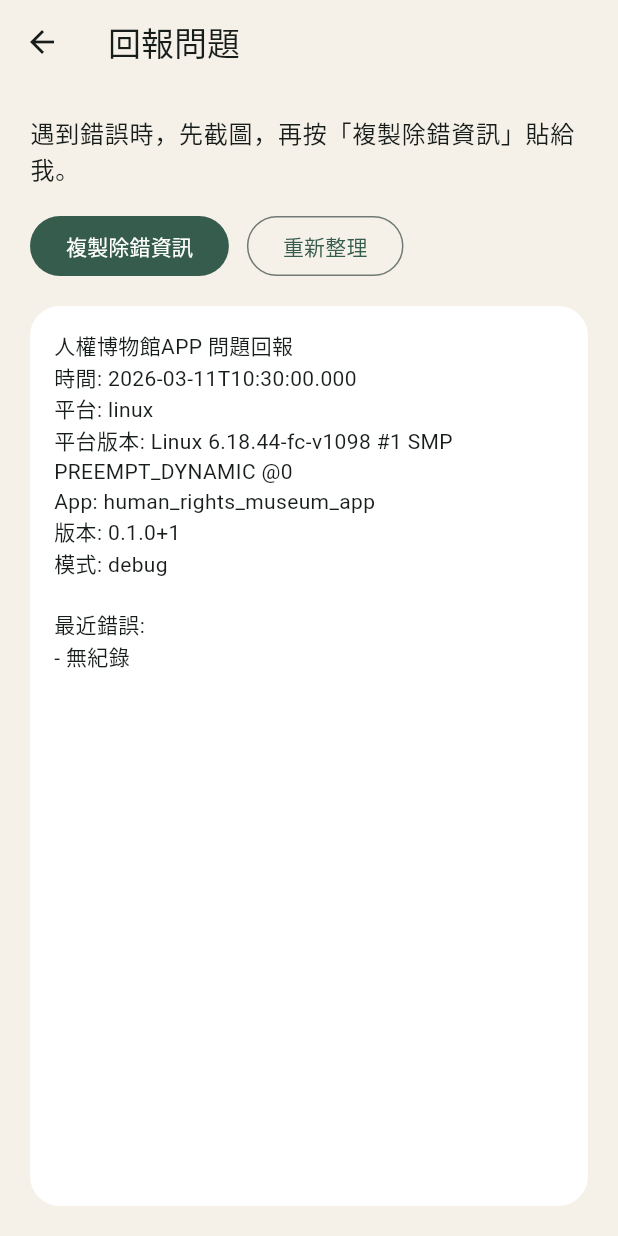
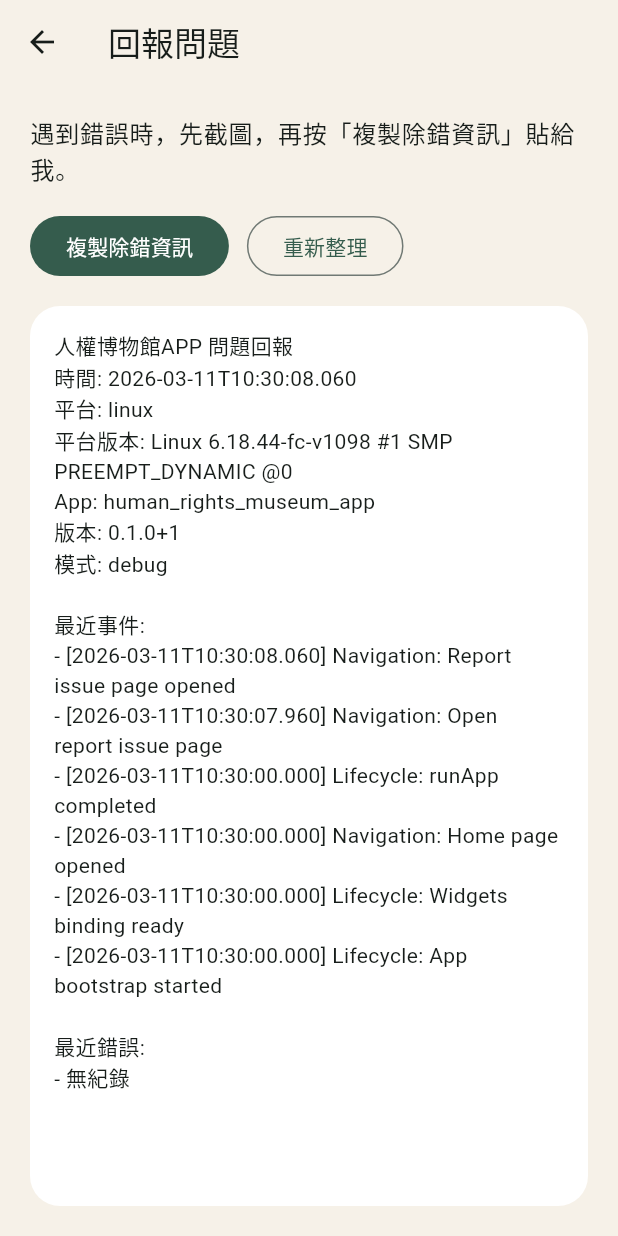
Before and after one commit to cwen0224/omini-location, a Flutter app: the screen it shows after launch, after a tap on "回報問題", on a phone screen of 412 x 824 dp. Run offline on Flutter 3.47's test engine with Material 3 defaults, Android fonts, the phone set to English and light mode, and no system bars; our stand-ins replace camera, flutter_blue_plus, geolocator, package_info_plus, permission_handler, sensors_plus.

Commit message:
Improve in-app diagnostics breadcrumbs

```diff
--- a/app/lib/core/error_reporter.dart
+++ b/app/lib/core/error_reporter.dart
@@ -8,10 +8,12 @@ import 'package:package_info_plus/package_info_plus.dart';
 class ErrorReporter {
   ErrorReporter._();
 
-  static final ValueNotifier<List<ErrorEntry>> entries =
-      ValueNotifier<List<ErrorEntry>>(<ErrorEntry>[]);
+  static final ValueNotifier<List<ReportEntry>> entries =
+      ValueNotifier<List<ReportEntry>>(<ReportEntry>[]);
 
   static void install() {
+    recordInfo('App bootstrap started');
+
     FlutterError.onError = (details) {
       FlutterError.presentError(details);
       record(
@@ -31,22 +33,35 @@ class ErrorReporter {
     };
   }
 
+  static void recordInfo(String message, {String source = 'Lifecycle'}) {
+    _pushEntry(
+      ReportEntry(
+        timestamp: DateTime.now(),
+        level: ReportLevel.info,
+        source: source,
+        message: message,
+      ),
+    );
+  }
+
   static void record({
     required String source,
     required String message,
     StackTrace? stackTrace,
   }) {
-    final next = List<ErrorEntry>.from(entries.value)
-      ..insert(
-        0,
-        ErrorEntry(
+    _pushEntry(
+      ReportEntry(
         timestamp: DateTime.now(),
+        level: ReportLevel.error,
         source: source,
         message: message,
         stackTrace: stackTrace?.toString(),
       ),
     );
+  }
 
+  static void _pushEntry(ReportEntry entry) {
+    final next = List<ReportEntry>.from(entries.value)..insert(0, entry);
     if (next.length > 30) {
       next.removeRange(30, next.length);
     }
@@ -64,12 +79,24 @@ class ErrorReporter {
       ..writeln('版本: ${packageInfo.version}+${packageInfo.buildNumber}')
       ..writeln('模式: ${kReleaseMode ? 'release' : 'debug'}')
       ..writeln('')
+      ..writeln('最近事件:')
+      ..writeln(_formatEntries(ReportLevel.info))
+      ..writeln('')
       ..writeln('最近錯誤:');
 
-    if (entries.value.isEmpty) {
-      buffer.writeln('- 無紀錄');
-    } else {
-      for (final entry in entries.value.take(10)) {
+    buffer.writeln(_formatEntries(ReportLevel.error));
+
+    return buffer.toString();
+  }
+
+  static String _formatEntries(ReportLevel level) {
+    final filtered = entries.value.where((entry) => entry.level == level).take(10);
+    if (filtered.isEmpty) {
+      return '- 無紀錄';
+    }
+
+    final buffer = StringBuffer();
+    for (final entry in filtered) {
       buffer.writeln(
         '- [${entry.timestamp.toIso8601String()}] ${entry.source}: ${entry.message}',
       );
@@ -77,21 +104,26 @@ class ErrorReporter {
         buffer.writeln(entry.stackTrace);
       }
     }
-    }
-
-    return buffer.toString();
+    return buffer.toString().trimRight();
   }
 }
 
-class ErrorEntry {
-  const ErrorEntry({
+enum ReportLevel {
+  info,
+  error,
+}
+
+class ReportEntry {
+  const ReportEntry({
     required this.timestamp,
+    required this.level,
     required this.source,
     required this.message,
     this.stackTrace,
   });
 
   final DateTime timestamp;
+  final ReportLevel level;
   final String source;
   final String message;
   final String? stackTrace;
--- a/app/lib/features/home/home_page.dart
+++ b/app/lib/features/home/home_page.dart
@@ -1,10 +1,22 @@
 import 'package:flutter/material.dart';
 
+import '../../core/error_reporter.dart';
 import '../sensors/sensor_hub_page.dart';
 import '../support/report_issue_page.dart';
 
-class HomePage extends StatelessWidget {
+class HomePage extends StatefulWidget {
   const HomePage({super.key});
+
+  @override
+  State<HomePage> createState() => _HomePageState();
+}
+
+class _HomePageState extends State<HomePage> {
+  @override
+  void initState() {
+    super.initState();
+    ErrorReporter.recordInfo('Home page opened', source: 'Navigation');
+  }
 
   @override
   Widget build(BuildContext context) {
@@ -32,6 +44,10 @@ class HomePage extends StatelessWidget {
                 subtitle: const Text('檢查裝置能力、權限狀態與感測器資料流'),
                 trailing: const Icon(Icons.chevron_right),
                 onTap: () {
+                  ErrorReporter.recordInfo(
+                    'Open sensor hub',
+                    source: 'Navigation',
+                  );
                   Navigator.of(context).push(
                     MaterialPageRoute<void>(
                       builder: (_) => const SensorHubPage(),
@@ -47,6 +63,10 @@ class HomePage extends StatelessWidget {
                 subtitle: const Text('複製除錯資訊，快速貼給 AI 排查'),
                 trailing: const Icon(Icons.chevron_right),
                 onTap: () {
+                  ErrorReporter.recordInfo(
+                    'Open report issue page',
+                    source: 'Navigation',
+                  );
                   Navigator.of(context).push(
                     MaterialPageRoute<void>(
                       builder: (_) => const ReportIssuePage(),
--- a/app/lib/features/sensors/sensor_hub_page.dart
+++ b/app/lib/features/sensors/sensor_hub_page.dart
@@ -1,13 +1,25 @@
 import 'package:flutter/material.dart';
 
+import '../../core/error_reporter.dart';
 import 'ble_page.dart';
 import 'camera_page.dart';
 import 'gps_page.dart';
 import 'imu_page.dart';
 import 'sensor_models.dart';
 
-class SensorHubPage extends StatelessWidget {
+class SensorHubPage extends StatefulWidget {
   const SensorHubPage({super.key});
+
+  @override
+  State<SensorHubPage> createState() => _SensorHubPageState();
+}
+
+class _SensorHubPageState extends State<SensorHubPage> {
+  @override
+  void initState() {
+    super.initState();
+    ErrorReporter.recordInfo('Sensor hub opened', source: 'Navigation');
+  }
 
   @override
   Widget build(BuildContext context) {
@@ -71,6 +83,10 @@ class SensorHubPage extends StatelessWidget {
                   'BLE Beacon' => const BlePage(),
                   _ => const CameraPage(),
                 };
+                ErrorReporter.recordInfo(
+                  'Open ${sensor.title} page',
+                  source: 'Navigation',
+                );
                 Navigator.of(context).push(
                   MaterialPageRoute<void>(builder: (_) => page),
                 );
--- a/app/lib/features/support/report_issue_page.dart
+++ b/app/lib/features/support/report_issue_page.dart
@@ -17,6 +17,7 @@ class _ReportIssuePageState extends State<ReportIssuePage> {
   @override
   void initState() {
     super.initState();
+    ErrorReporter.recordInfo('Report issue page opened', source: 'Navigation');
     _loadReport();
     ErrorReporter.entries.addListener(_loadReport);
   }
--- a/app/lib/main.dart
+++ b/app/lib/main.dart
@@ -6,5 +6,7 @@ import 'core/error_reporter.dart';
 void main() {
   WidgetsFlutterBinding.ensureInitialized();
   ErrorReporter.install();
+  ErrorReporter.recordInfo('Widgets binding ready');
   runApp(const HumanRightsMuseumApp());
+  ErrorReporter.recordInfo('runApp completed');
 }
```
Lines whose indentation alone changed are shown as unchanged.
